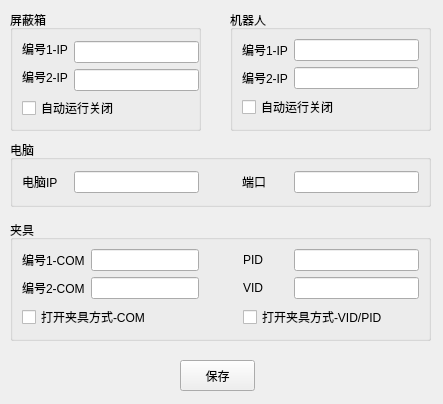
Old version of the form UI/equitmentconnectconfig.ui in the repository ReceiverUsb-rapoo/ReceiverUsbTest.
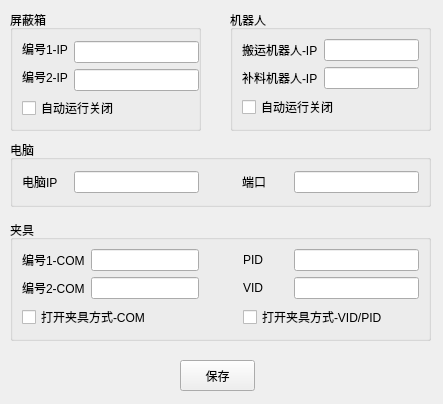
New version of the form.

```diff
--- a/UI/equitmentconnectconfig.ui
+++ b/UI/equitmentconnectconfig.ui
@@ -44,7 +44,7 @@
        </font>
       </property>
       <property name="text">
-       <string>编号1-IP</string>
+       <string>搬运机器人-IP</string>
       </property>
      </widget>
     </item>
@@ -65,7 +65,7 @@
        </font>
       </property>
       <property name="text">
-       <string>编号2-IP</string>
+       <string>补料机器人-IP</string>
       </property>
      </widget>
     </item>
```
